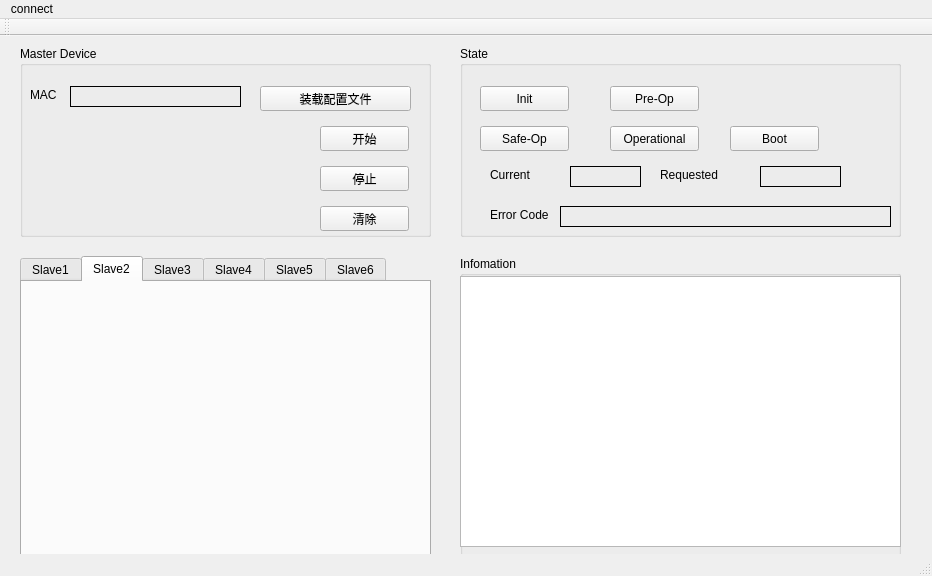
The window that mainwindow.ui (jaq1217/i700-m) describes before a commit, drawn with Qt 5.
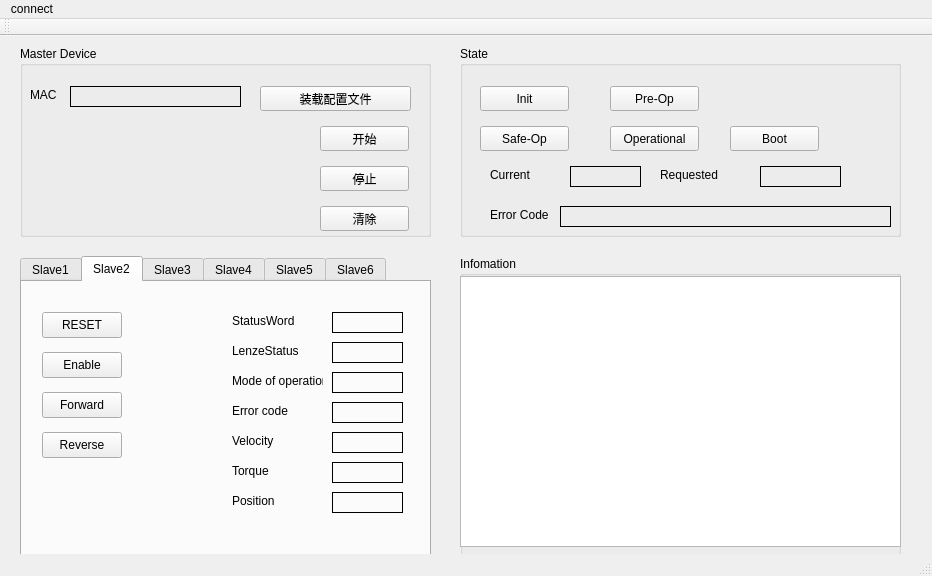
The same window after the commit. The open tabs and pages were chosen to show the change.

Commit message: 双轴模块的pdo配置做完了，经过编译没有语法错误，后边把电机需要向界面显示的信息显示出来，然后就可以作数据的pdo收发和电机控制了，估计明天可以做完

What changed in the file:
```diff
--- a/mainwindow.ui
+++ b/mainwindow.ui
@@ -435,6 +435,303 @@
      <attribute name="title">
       <string>Slave2</string>
      </attribute>
+     <widget class="QLabel" name="Stawordlabel_2">
+      <property name="geometry">
+       <rect>
+        <x>310</x>
+        <y>30</y>
+        <width>71</width>
+        <height>21</height>
+       </rect>
+      </property>
+      <property name="toolTipDuration">
+       <number>-1</number>
+      </property>
+      <property name="frameShape">
+       <enum>QFrame::Panel</enum>
+      </property>
+      <property name="text">
+       <string/>
+      </property>
+      <property name="scaledContents">
+       <bool>false</bool>
+      </property>
+     </widget>
+     <widget class="QLabel" name="label_12">
+      <property name="geometry">
+       <rect>
+        <x>210</x>
+        <y>30</y>
+        <width>71</width>
+        <height>18</height>
+       </rect>
+      </property>
+      <property name="text">
+       <string>StatusWord</string>
+      </property>
+     </widget>
+     <widget class="QPushButton" name="resetButton_2">
+      <property name="geometry">
+       <rect>
+        <x>20</x>
+        <y>30</y>
+        <width>80</width>
+        <height>26</height>
+       </rect>
+      </property>
+      <property name="text">
+       <string>RESET</string>
+      </property>
+     </widget>
+     <widget class="QLabel" name="label_13">
+      <property name="geometry">
+       <rect>
+        <x>210</x>
+        <y>210</y>
+        <width>71</width>
+        <height>18</height>
+       </rect>
+      </property>
+      <property name="text">
+       <string>Position</string>
+      </property>
+     </widget>
+     <widget class="QLabel" name="label_14">
+      <property name="geometry">
+       <rect>
+        <x>210</x>
+        <y>150</y>
+        <width>71</width>
+        <height>18</height>
+       </rect>
+      </property>
+      <property name="text">
+       <string>Velocity</string>
+      </property>
+     </widget>
+     <widget class="QLabel" name="errcodelabel_2">
+      <property name="geometry">
+       <rect>
+        <x>310</x>
+        <y>120</y>
+        <width>71</width>
+        <height>21</height>
+       </rect>
+      </property>
+      <property name="toolTipDuration">
+       <number>-1</number>
+      </property>
+      <property name="frameShape">
+       <enum>QFrame::Panel</enum>
+      </property>
+      <property name="text">
+       <string/>
+      </property>
+      <property name="scaledContents">
+       <bool>false</bool>
+      </property>
+     </widget>
+     <widget class="QLabel" name="LenzeStalabel_2">
+      <property name="geometry">
+       <rect>
+        <x>310</x>
+        <y>60</y>
+        <width>71</width>
+        <height>21</height>
+       </rect>
+      </property>
+      <property name="toolTipDuration">
+       <number>-1</number>
+      </property>
+      <property name="frameShape">
+       <enum>QFrame::Panel</enum>
+      </property>
+      <property name="text">
+       <string/>
+      </property>
+      <property name="scaledContents">
+       <bool>false</bool>
+      </property>
+     </widget>
+     <widget class="QLabel" name="label_15">
+      <property name="geometry">
+       <rect>
+        <x>210</x>
+        <y>60</y>
+        <width>71</width>
+        <height>18</height>
+       </rect>
+      </property>
+      <property name="text">
+       <string>LenzeStatus</string>
+      </property>
+     </widget>
+     <widget class="QLabel" name="label_16">
+      <property name="geometry">
+       <rect>
+        <x>210</x>
+        <y>90</y>
+        <width>91</width>
+        <height>18</height>
+       </rect>
+      </property>
+      <property name="text">
+       <string>Mode of operation</string>
+      </property>
+     </widget>
+     <widget class="QLabel" name="TorVallabel_2">
+      <property name="geometry">
+       <rect>
+        <x>310</x>
+        <y>180</y>
+        <width>71</width>
+        <height>21</height>
+       </rect>
+      </property>
+      <property name="toolTipDuration">
+       <number>-1</number>
+      </property>
+      <property name="frameShape">
+       <enum>QFrame::Panel</enum>
+      </property>
+      <property name="text">
+       <string/>
+      </property>
+      <property name="scaledContents">
+       <bool>false</bool>
+      </property>
+     </widget>
+     <widget class="QPushButton" name="reverseButton_2">
+      <property name="geometry">
+       <rect>
+        <x>20</x>
+        <y>150</y>
+        <width>80</width>
+        <height>26</height>
+       </rect>
+      </property>
+      <property name="text">
+       <string>Reverse</string>
+      </property>
+     </widget>
+     <widget class="QPushButton" name="forwardButton_2">
+      <property name="geometry">
+       <rect>
+        <x>20</x>
+        <y>110</y>
+        <width>80</width>
+        <height>26</height>
+       </rect>
+      </property>
+      <property name="text">
+       <string>Forward</string>
+      </property>
+     </widget>
+     <widget class="QLabel" name="MotStalabel_2">
+      <property name="geometry">
+       <rect>
+        <x>310</x>
+        <y>90</y>
+        <width>71</width>
+        <height>21</height>
+       </rect>
+      </property>
+      <property name="toolTipDuration">
+       <number>-1</number>
+      </property>
+      <property name="frameShape">
+       <enum>QFrame::Panel</enum>
+      </property>
+      <property name="text">
+       <string/>
+      </property>
+      <property name="scaledContents">
+       <bool>false</bool>
+      </property>
+     </widget>
+     <widget class="QLabel" name="label_17">
+      <property name="geometry">
+       <rect>
+        <x>210</x>
+        <y>180</y>
+        <width>71</width>
+        <height>18</height>
+       </rect>
+      </property>
+      <property name="text">
+       <string>Torque</string>
+      </property>
+     </widget>
+     <widget class="QLabel" name="Posilabel_2">
+      <property name="geometry">
+       <rect>
+        <x>310</x>
+        <y>210</y>
+        <width>71</width>
+        <height>21</height>
+       </rect>
+      </property>
+      <property name="toolTipDuration">
+       <number>-1</number>
+      </property>
+      <property name="frameShape">
+       <enum>QFrame::Panel</enum>
+      </property>
+      <property name="text">
+       <string/>
+      </property>
+      <property name="scaledContents">
+       <bool>false</bool>
+      </property>
+     </widget>
+     <widget class="QLabel" name="VelVallabel_2">
+      <property name="geometry">
+       <rect>
+        <x>310</x>
+        <y>150</y>
+        <width>71</width>
+        <height>21</height>
+       </rect>
+      </property>
+      <property name="toolTipDuration">
+       <number>-1</number>
+      </property>
+      <property name="frameShape">
+       <enum>QFrame::Panel</enum>
+      </property>
+      <property name="text">
+       <string/>
+      </property>
+      <property name="scaledContents">
+       <bool>false</bool>
+      </property>
+     </widget>
+     <widget class="QLabel" name="label_18">
+      <property name="geometry">
+       <rect>
+        <x>210</x>
+        <y>120</y>
+        <width>71</width>
+        <height>18</height>
+       </rect>
+      </property>
+      <property name="text">
+       <string>Error code</string>
+      </property>
+     </widget>
+     <widget class="QPushButton" name="enableButton_2">
+      <property name="geometry">
+       <rect>
+        <x>20</x>
+        <y>70</y>
+        <width>80</width>
+        <height>26</height>
+       </rect>
+      </property>
+      <property name="text">
+       <string>Enable</string>
+      </property>
+     </widget>
     </widget>
     <widget class="QWidget" name="tab_3">
      <attribute name="title">
```
Left out of the diff: 4 changed lines with no effect on the pictures. The commit also changes 3 other files.
